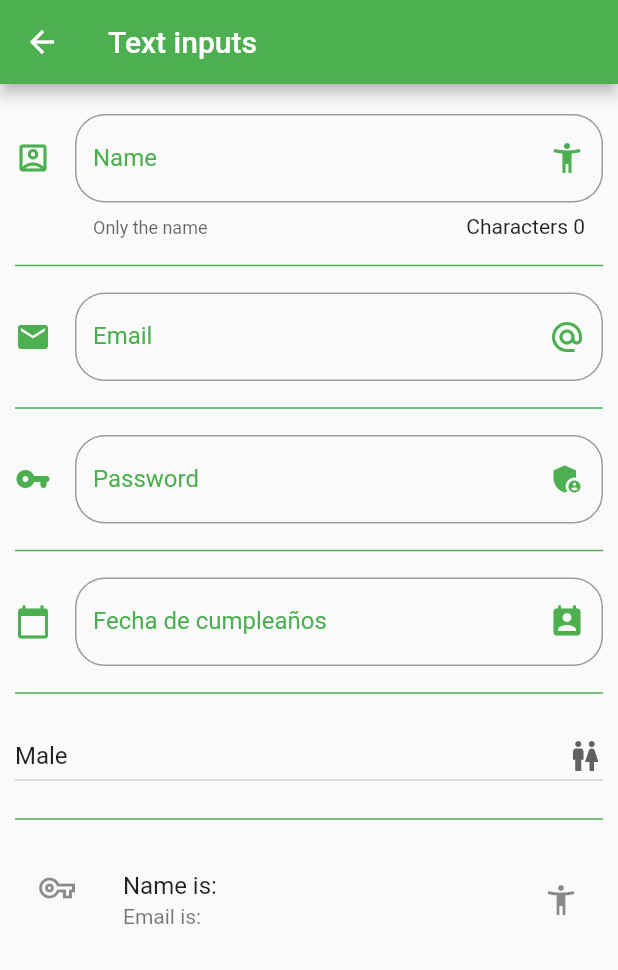
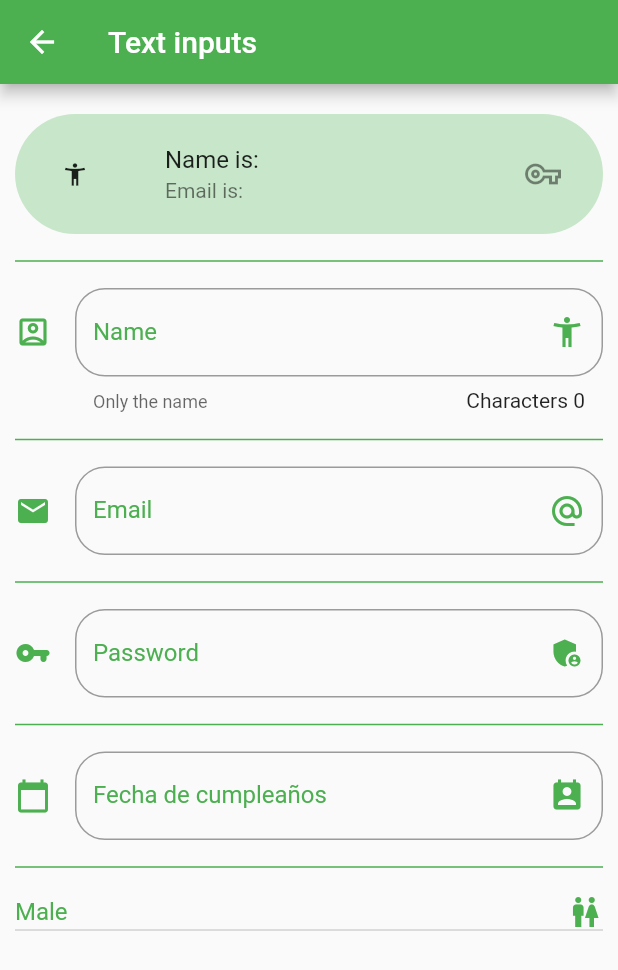
Before and after one commit to Jhonsebas77/udemy-flutter-components, a Flutter app: the InputsPage screen opened by its route, on a phone screen of 412 x 824 dp. Shown: the top 970 px of the screen. Run offline on Flutter 3.47's test engine with Material 2 defaults, Android fonts, the phone set to English and light mode, and no system bars; network calls fail.

Commit message:
Enhance many items

```diff
--- a/Assets/json/menu_opts.json
+++ b/Assets/json/menu_opts.json
@@ -8,12 +8,12 @@
         },
         {
             "ruta" : "avatar",
-            "icon" : "accessibility",
+            "icon" : "account_circle_rounded",
             "texto": "Avatars"
         },
         {
             "ruta" : "card",
-            "icon" : "folder_open",
+            "icon" : "contact_mail",
             "texto": "Cards"
         },
         {
--- a/lib/src/pages/alert_page/alert_page.dart
+++ b/lib/src/pages/alert_page/alert_page.dart
@@ -40,7 +40,7 @@ class AlertPage extends StatelessWidget {
             actions: [
               TextButton(
                 // style: getButtonStyle(),
-                onPressed: () {},
+                onPressed: () => Navigator.pop(context),
                 child: Text(
                   'Accept',
                 ),
--- a/lib/src/pages/avatar_page/avatar_page.dart
+++ b/lib/src/pages/avatar_page/avatar_page.dart
@@ -4,6 +4,8 @@ import 'package:flutter_components_udemy/src/pages/avatar_page/widgets/avatar_ci
 
 class AvatarPage extends StatelessWidget {
   const AvatarPage({Key key}) : super(key: key);
+
+  static final pageName = 'avatar';
 
   @override
   Widget build(BuildContext context) {
--- a/lib/src/pages/card_page/widgets/card_type_two.dart
+++ b/lib/src/pages/card_page/widgets/card_type_two.dart
@@ -11,7 +11,7 @@ class CardType2 extends StatelessWidget {
         borderRadius: BorderRadius.circular(30.0),
         boxShadow: <BoxShadow>[
           BoxShadow(
-              color: Colors.lightGreen,
+            color: Colors.green[100],
             blurRadius: 10.0,
             spreadRadius: 2.0,
             offset: Offset(
@@ -19,7 +19,8 @@ class CardType2 extends StatelessWidget {
               10.0,
             ),
           )
-          ]),
+        ],
+      ),
       child: ClipRRect(
         child: _buildCard(),
         borderRadius: BorderRadius.circular(30.0),
--- a/lib/src/pages/inputs_page/inputs_page.dart
+++ b/lib/src/pages/inputs_page/inputs_page.dart
@@ -40,6 +40,8 @@ class _InputsPageState extends State<InputsPage> {
           vertical: 20.0,
         ),
         children: [
+          _buildPerson(),
+          _buildDivider(),
           _buildInput(),
           _buildDivider(),
           _buildEmailInput(),
@@ -49,8 +51,6 @@ class _InputsPageState extends State<InputsPage> {
           _buildDatePicker(),
           _buildDivider(),
           _buildDropDown(),
-          _buildDivider(),
-          _buildPerson(),
         ],
       ),
     );
@@ -81,26 +81,29 @@ class _InputsPageState extends State<InputsPage> {
       );
 
   Widget _buildPerson() {
-    return ListTile(
+    return Chip(
+      backgroundColor: Colors.green[100],
+      avatar: _selectOption == 'Male'
+          ? Icon(
+              Icons.accessibility_new,
+            )
+          : Icon(
+              Icons.pregnant_woman,
+            ),
+      label: ListTile(
         title: Text(
           'Name is: ${_name ?? ''}',
         ),
         subtitle: Text(
           'Email is: ${_email ?? ''}',
         ),
-      leading: _password.isNotEmpty
+        trailing: _password.isNotEmpty
             ? Icon(
                 Icons.vpn_key,
               )
             : Icon(
                 Icons.vpn_key_outlined,
               ),
-      trailing: _selectOption == 'Male'
-          ? Icon(
-              Icons.accessibility_new,
-            )
-          : Icon(
-              Icons.pregnant_woman,
       ),
     );
   }
@@ -180,6 +183,9 @@ class _InputsPageState extends State<InputsPage> {
         DropdownMenuItem(
           child: Text(
             _power,
+            style: TextStyle(
+              color: Colors.green,
+            ),
           ),
           value: _power,
         ),
@@ -190,6 +196,10 @@ class _InputsPageState extends State<InputsPage> {
 
   Widget _buildDropDown() {
     return DropdownButton(
+      hint: Text(
+        'Gender',
+      ),
+      isDense: true,
       value: _selectOption,
       items: getOptionDropdown(),
       onChanged: (_opt) {
@@ -199,7 +209,9 @@ class _InputsPageState extends State<InputsPage> {
       },
       icon: Icon(
         Icons.wc,
+        color: Colors.green,
       ),
+      focusColor: Colors.green,
       isExpanded: true,
     );
   }
--- a/lib/src/pages/slider_page/slider_page.dart
+++ b/lib/src/pages/slider_page/slider_page.dart
@@ -55,7 +55,7 @@ class _SliderPageState extends State<SliderPage> {
             }
           : null,
       activeColor: Colors.green,
-      inactiveColor: Colors.greenAccent,
+      inactiveColor: Colors.green[100],
       label: 'Size Image',
       // divisions: 10,
     );
@@ -93,6 +93,7 @@ class _SliderPageState extends State<SliderPage> {
       ),
       secondary: Icon(
         Icons.photo_size_select_large_sharp,
+        color: Colors.green,
       ),
       activeColor: Colors.green,
     );
@@ -114,6 +115,7 @@ class _SliderPageState extends State<SliderPage> {
       ),
       secondary: Icon(
         Icons.photo_size_select_large,
+        color: Colors.green,
       ),
       activeColor: Colors.green,
     );
--- a/lib/src/routes/routes.dart
+++ b/lib/src/routes/routes.dart
@@ -11,7 +11,7 @@ import 'package:flutter_components_udemy/src/pages/slider_page/slider_page.dart'
 Map<String, WidgetBuilder> getApplicationRoutes() => <String, WidgetBuilder>{
       '/': (BuildContext context) => HomePage(),
       'alert': (BuildContext context) => AlertPage(),
-      'avatar': (BuildContext context) => AvatarPage(),
+      AvatarPage.pageName: (BuildContext context) => AvatarPage(),
       'card': (BuildContext context) => CardPage(),
       'animated': (BuildContext context) => AnimatedContainerPage(),
       'inputs': (BuildContext context) => InputsPage(),
--- a/lib/src/utils/icon_string_util.dart
+++ b/lib/src/utils/icon_string_util.dart
@@ -2,8 +2,8 @@ import 'package:flutter/material.dart';
 
 final _icons = <String, IconData>{
   'add_alert': Icons.add_alert,
-  'accessibility': Icons.accessibility,
-  'folder_open': Icons.folder_open,
+  'account_circle_rounded': Icons.account_circle_rounded,
+  'contact_mail': Icons.contact_mail,
   'play_circle_fill': Icons.play_circle_fill,
   'input': Icons.input,
   'tune': Icons.tune,
```
Also changed, not shown: lib/src/pages/listView_page/listView_page.dart (+10 -1 lines). Lines whose indentation alone changed are shown as unchanged.
